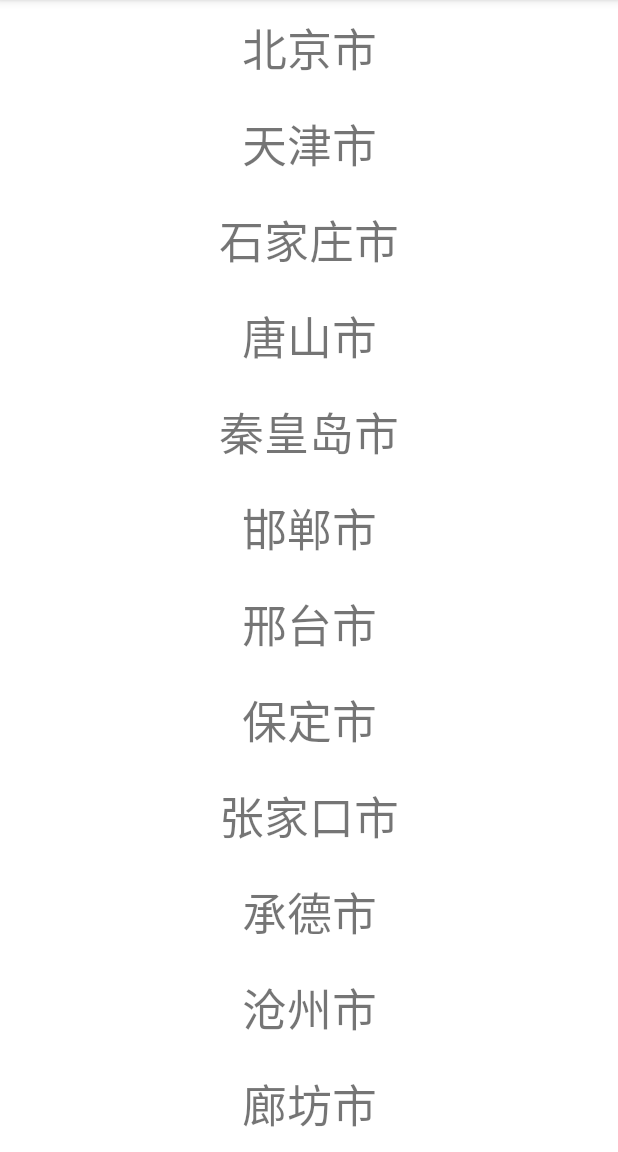
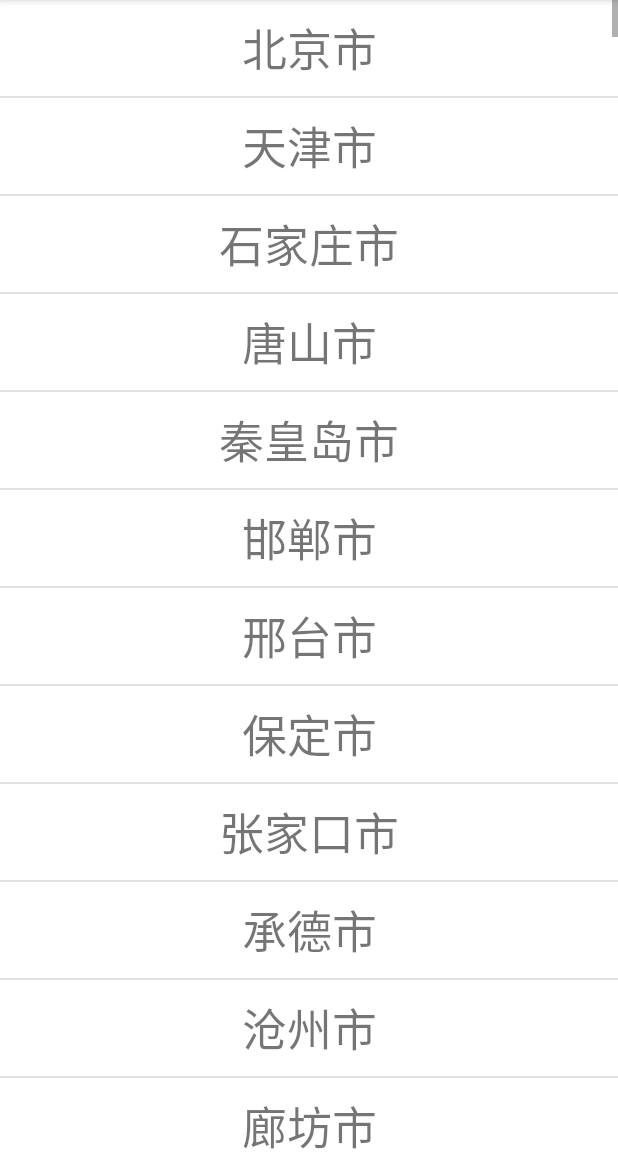
Before and after one commit to jame-louis/android-projects, an Android app: the screen it shows after launch (MainActivity), after a tap on "北京市", on a phone screen of 412 x 824 dp, the part 84-1236 px from its top. Run offline under Robolectric (Android 15) with nearby library versions, the phone set to English and light mode, and no system bars.

Commit message:
refactor by using list view

```diff
--- a/list-view/app/src/main/java/com/example/listview/MainActivity.java
+++ b/list-view/app/src/main/java/com/example/listview/MainActivity.java
@@ -1,13 +1,11 @@
 package com.example.listview;
 
 import androidx.appcompat.app.AppCompatActivity;
-
 import android.os.Bundle;
-import android.view.Gravity;
-import android.view.LayoutInflater;
 import android.view.View;
-import android.widget.LinearLayout;
-import android.widget.TextView;
+import android.widget.AdapterView;
+import android.widget.ArrayAdapter;
+import android.widget.ListView;
 import android.widget.Toast;
 
 import java.util.List;
@@ -20,19 +18,15 @@ public class MainActivity extends AppCompatActivity {
         super.onCreate(savedInstanceState);
         setContentView(R.layout.activity_main);
 
-        LinearLayout city_list = findViewById(R.id.city_list);
-        for(String city : cities) {
-            View view = getLayoutInflater().inflate(R.layout.city, city_list, false);
-            TextView tv = view.findViewById(R.id.city_name);
-            tv.setText(city);
-
-            tv.setOnClickListener(new View.OnClickListener() {
-                @Override
-                public void onClick(View v) {
-                    Toast.makeText(tv.getContext(), tv.getText(), Toast.LENGTH_SHORT).show();
-                }
-            });
-            city_list.addView(view);
-        }
+        ListView listView = findViewById(R.id.city_list);
+        ArrayAdapter<String> ca = new ArrayAdapter<String>(this, R.layout.city, R.id.city_name, cities);
+        listView.setAdapter(ca);
+        listView.setOnItemClickListener(new AdapterView.OnItemClickListener() {
+            @Override
+            public void onItemClick(AdapterView<?> parent, View view, int position, long id) {
+                String city = ca.getItem(position);
+                Toast.makeText(MainActivity.this, city, Toast.LENGTH_SHORT).show();
+            }
+        });
     }
 }
--- a/list-view/app/src/main/res/layout/activity_main.xml
+++ b/list-view/app/src/main/res/layout/activity_main.xml
@@ -6,20 +6,12 @@
     android:layout_height="match_parent"
     tools:context=".MainActivity">
 
-    <ScrollView
+    <ListView
+        android:id="@+id/city_list"
         android:layout_width="match_parent"
         android:layout_height="match_parent"
         app:layout_constraintBottom_toBottomOf="parent"
         app:layout_constraintEnd_toEndOf="parent"
         app:layout_constraintStart_toStartOf="parent"
-        app:layout_constraintTop_toTopOf="parent">
-
-        <LinearLayout
-            android:id="@+id/city_list"
-            android:layout_width="match_parent"
-            android:layout_height="wrap_content"
-            android:dividerPadding="16dp"
-            android:orientation="vertical" />
-    </ScrollView>
-
+        app:layout_constraintTop_toTopOf="parent" />
 </androidx.constraintlayout.widget.ConstraintLayout>
```
